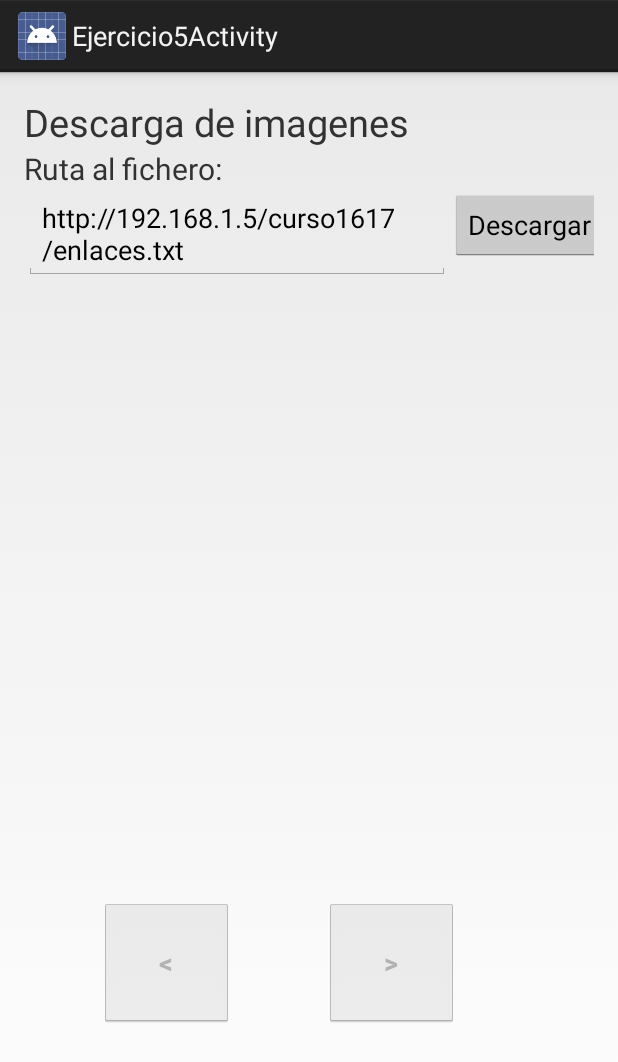
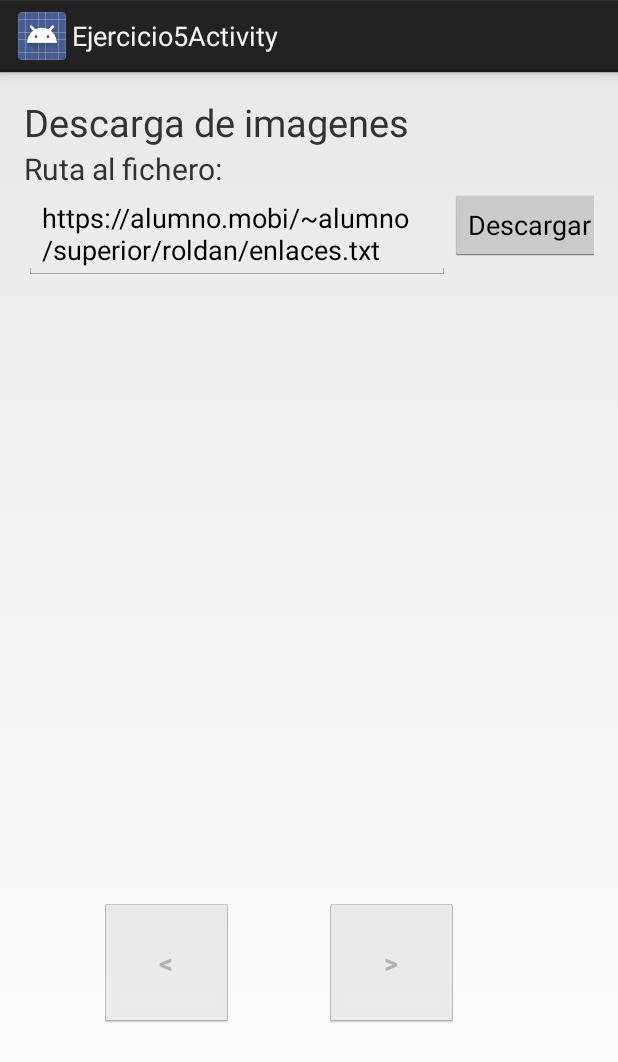
Before and after one commit to jroldan686/ACDAT_Tema2, an Android app: the Ejercicio5Activity screen opened directly, with no data from a screen before it, on a phone screen of 412 x 824 dp. Shown: the top 1062 px of the screen. Run offline under Robolectric (Android 15) with nearby library versions, the phone set to English and light mode, and no system bars; libraries missing offline, so code that uses them is left out: cz.msebera.android; pictures from the network do not load.

Commit message:
Ejercicios del Tema 2 de ACDAT: actualizadas algunas rutas de ficheros

```diff
--- a/app/src/main/java/jrl/acdat/acdat_tema2/Ejercicio5Activity.java
+++ b/app/src/main/java/jrl/acdat/acdat_tema2/Ejercicio5Activity.java
@@ -24,11 +24,12 @@ import java.util.ArrayList;
 
 public class Ejercicio5Activity extends Activity implements View.OnClickListener {
 
+    public static final String RUTAFICHERO = "https://alumno.mobi/~alumno/superior/roldan/enlaces.txt";
+
     TextView txvTituloEjercicio5, txvRutaFichero;
     EditText edtRutaFichero;
     ImageView imgvImagen;
     Button btnDescargar, btnAnterior, btnSiguiente;
-    String fichero = "http://192.168.1.5/curso1617/enlaces.txt";
     String rutaFichero;
     ArrayList<String> rutasImagenes;
     int contador = 0;
@@ -50,7 +51,7 @@ public class Ejercicio5Activity extends Activity implements View.OnClickListener
         btnSiguiente = (Button)findViewById(R.id.btnSiguiente);
         btnSiguiente.setOnClickListener(this);
 
-        edtRutaFichero.setText(fichero);
+        edtRutaFichero.setText(RUTAFICHERO);
 
         btnSiguiente.setEnabled(false);
         btnAnterior.setEnabled(false);
--- a/app/src/main/java/jrl/acdat/acdat_tema2/Ejercicio6Activity.java
+++ b/app/src/main/java/jrl/acdat/acdat_tema2/Ejercicio6Activity.java
@@ -21,7 +21,7 @@ import java.io.InputStreamReader;
 
 public class Ejercicio6Activity extends Activity implements View.OnClickListener {
 
-    public static final String RUTAFICHERO = "http://192.168.1.5/curso1617/cambio.txt";
+    public static final String RUTAFICHERO = "https://alumno.mobi/~alumno/superior/roldan/cambio.txt";
 
     EditText euros, dolares;
     RadioButton eurDolar, dolarEur;
```
Also changed, not shown: 1 other file.
